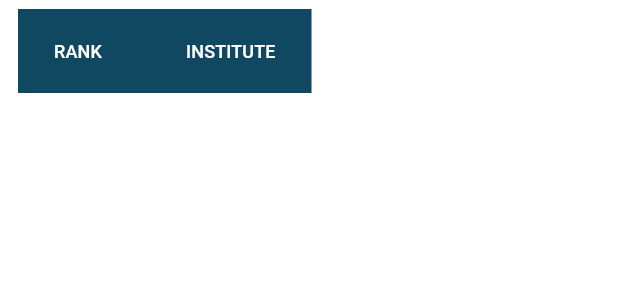
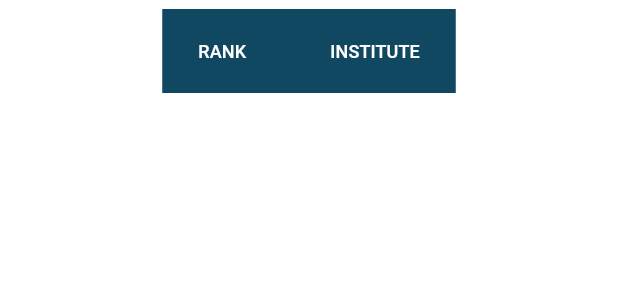
Before and after one commit to dialer77/flutter_application_data_chart_viewer, a Flutter app: the TableChartData widget shown alone on an empty page, opened directly, on a phone screen of 412 x 824 dp. Shown: the top 300 px of the screen. Run offline on Flutter 3.47's test engine with Material 3 defaults, Android fonts, the phone set to English and light mode, and no system bars; our stand-ins replace decimal, fl_chart; missing offline and left inert: country_flags, excel, syncfusion_flutter_maps, window_size.

Commit message:
TableChartData 크기 조정 수정

```diff
--- a/lib/widgets/table_chart_data.dart
+++ b/lib/widgets/table_chart_data.dart
@@ -56,7 +56,6 @@ class TableChartData extends StatelessWidget {
       height: height ?? 200,
       padding: const EdgeInsets.symmetric(horizontal: 12, vertical: 6),
       child: Column(
-        crossAxisAlignment: CrossAxisAlignment.stretch,
         children: [
           Expanded(
             child: SingleChildScrollView(
@@ -104,7 +103,7 @@ class TableChartData extends StatelessWidget {
       List<String> countries,
       List<String> companies,
       List<String> academics) {
-    var dataTable = DataTable(
+    return DataTable(
       headingRowColor:
           WidgetStateProperty.all(const Color.fromARGB(255, 16, 72, 98)),
       columns: [
@@ -200,7 +199,6 @@ class TableChartData extends StatelessWidget {
         },
       ),
     );
-    return dataTable;
   }
 
   DataTable _buildDataTableTechCompetition(AnalysisDataProvider dataProvider,
@@ -226,8 +224,11 @@ class TableChartData extends StatelessWidget {
         ),
         ...dataCodes.map(
           (code) => DataColumn(
-            label: Text(code,
-                style: const TextStyle(fontSize: 12, color: Colors.white)),
+            label: Container(
+              width: 80,
+              child: Text(code,
+                  style: const TextStyle(fontSize: 12, color: Colors.white)),
+            ),
           ),
         ),
       ],
```
Also changed, not shown: lib/widgets/chart_widget.dart (+4 -7 lines).
